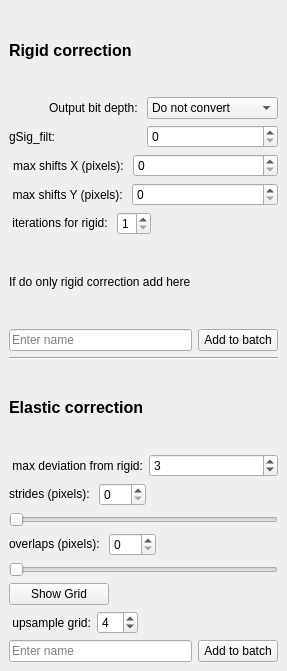
Qt form mesmerize/viewer/modules/ui_files/caiman_motion_correction.ui (kushalkolar/MESmerize) before a commit.
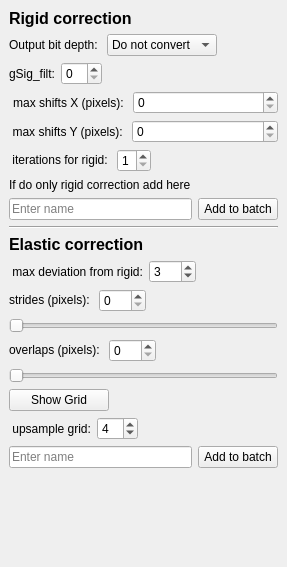
The same form after that commit.

Commit message: 3D ROI GUI fully works. Some refacotring/clearnup with CNMF(E) and caiman motion corr GUIs and batch run modules. Update ImageView.py, ImageViewTemplate.ui, and 22 more files...

Diff of the .ui file:
```diff
--- a/mesmerize/viewer/modules/ui_files/caiman_motion_correction.ui
+++ b/mesmerize/viewer/modules/ui_files/caiman_motion_correction.ui
@@ -7,7 +7,7 @@
     <x>0</x>
     <y>0</y>
     <width>287</width>
-    <height>671</height>
+    <height>567</height>
    </rect>
   </property>
   <property name="floating">
@@ -69,6 +69,19 @@
         </item>
        </widget>
       </item>
+      <item>
+       <spacer name="horizontalSpacer">
+        <property name="orientation">
+         <enum>Qt::Horizontal</enum>
+        </property>
+        <property name="sizeHint" stdset="0">
+         <size>
+          <width>40</width>
+          <height>20</height>
+         </size>
+        </property>
+       </spacer>
+      </item>
      </layout>
     </item>
     <item>
@@ -87,6 +100,19 @@
         </property>
        </widget>
       </item>
+      <item>
+       <spacer name="horizontalSpacer_2">
+        <property name="orientation">
+         <enum>Qt::Horizontal</enum>
+        </property>
+        <property name="sizeHint" stdset="0">
+         <size>
+          <width>40</width>
+          <height>20</height>
+         </size>
+        </property>
+       </spacer>
+      </item>
      </layout>
     </item>
     <item>
@@ -266,6 +292,19 @@
         </property>
        </widget>
       </item>
+      <item>
+       <spacer name="horizontalSpacer_3">
+        <property name="orientation">
+         <enum>Qt::Horizontal</enum>
+        </property>
+        <property name="sizeHint" stdset="0">
+         <size>
+          <width>40</width>
+          <height>20</height>
+         </size>
+        </property>
+       </spacer>
+      </item>
      </layout>
     </item>
     <item>
@@ -462,6 +501,19 @@
       </item>
      </layout>
     </item>
+    <item>
+     <spacer name="verticalSpacer">
+      <property name="orientation">
+       <enum>Qt::Vertical</enum>
+      </property>
+      <property name="sizeHint" stdset="0">
+       <size>
+        <width>20</width>
+        <height>40</height>
+       </size>
+      </property>
+     </spacer>
+    </item>
    </layout>
   </widget>
  </widget>
```
The commit also changes 23 other files.
